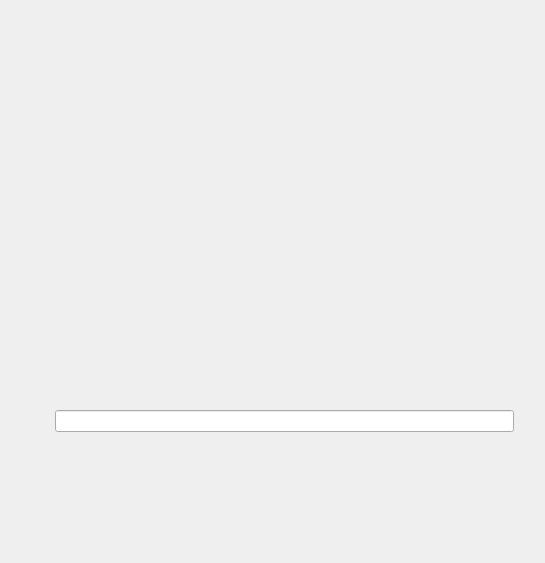
First picture: the form in helga/maya/import_export/asset_manager/media/asset_manager.ui, repository timmwagener/helga, before the edit.
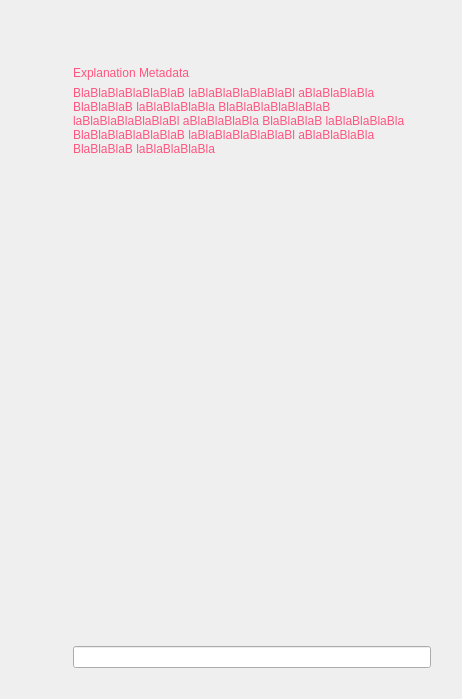
Second picture: the form after the edit.

Commit message: Maya: 1. Styling of AssetManager in progress. Added asset_manager_button.py and asset_manager_stylesheets.py. Still far from away from finished. 2. Minor additions to userSetup.py. Added deferred function adjust_gui().

What changed in the file:
```diff
--- a/helga/maya/import_export/asset_manager/media/asset_manager.ui
+++ b/helga/maya/import_export/asset_manager/media/asset_manager.ui
@@ -6,8 +6,8 @@
    <rect>
     <x>0</x>
     <y>0</y>
-    <width>545</width>
-    <height>563</height>
+    <width>462</width>
+    <height>699</height>
    </rect>
   </property>
   <property name="windowTitle">
@@ -65,17 +65,7 @@
          </sizepolicy>
         </property>
         <layout class="QGridLayout" name="lyt_stacked_widget_container">
-         <item row="0" column="0">
-          <widget class="QWidget" name="wdgt_metadata_buttons" native="true">
-           <layout class="QVBoxLayout" name="lyt_metadata_buttons"/>
-          </widget>
-         </item>
-         <item row="1" column="0">
-          <widget class="QWidget" name="wdgt_export" native="true">
-           <layout class="QVBoxLayout" name="lyt_button_export"/>
-          </widget>
-         </item>
-         <item row="1" column="1">
+         <item row="2" column="1">
           <widget class="QWidget" name="wdgt_log" native="true">
            <layout class="QVBoxLayout" name="verticalLayout_3">
             <item>
@@ -84,6 +74,105 @@
            </layout>
           </widget>
          </item>
+         <item row="2" column="0">
+          <widget class="QWidget" name="wdgt_export" native="true">
+           <layout class="QVBoxLayout" name="lyt_button_export"/>
+          </widget>
+         </item>
+         <item row="1" column="0">
+          <widget class="QWidget" name="wdgt_metadata_buttons_and_progress" native="true">
+           <property name="sizePolicy">
+            <sizepolicy hsizetype="Preferred" vsizetype="Preferred">
+             <horstretch>0</horstretch>
+             <verstretch>0</verstretch>
+            </sizepolicy>
+           </property>
+           <layout class="QVBoxLayout" name="lyt_metadata_buttons_and_progress">
+            <item>
+             <widget class="QWidget" name="wdgt_metadata_buttons" native="true">
+              <layout class="QVBoxLayout" name="lyt_metadata_buttons"/>
+             </widget>
+            </item>
+            <item>
+             <widget class="QWidget" name="wdgt_metadata_progress" native="true">
+              <property name="sizePolicy">
+               <sizepolicy hsizetype="Preferred" vsizetype="Expanding">
+                <horstretch>0</horstretch>
+                <verstretch>0</verstretch>
+               </sizepolicy>
+              </property>
+              <layout class="QVBoxLayout" name="lyt_metadata_progress"/>
+             </widget>
+            </item>
+           </layout>
+          </widget>
+         </item>
+         <item row="0" column="0">
+          <widget class="QWidget" name="wdgt_explanation_icon" native="true">
+           <layout class="QVBoxLayout" name="verticalLayout_2"/>
+          </widget>
+         </item>
+         <item row="0" column="1">
+          <widget class="QWidget" name="wdgt_explanation_text_container" native="true">
+           <layout class="QVBoxLayout" name="verticalLayout">
+            <item>
+             <widget class="QLabel" name="lbl_explanation_header">
+              <property name="sizePolicy">
+               <sizepolicy hsizetype="Preferred" vsizetype="Preferred">
+                <horstretch>0</horstretch>
+                <verstretch>0</verstretch>
+               </sizepolicy>
+              </property>
+              <property name="styleSheet">
+               <string notr="true">font: 75 20pt &quot;MS Shell Dlg 2&quot;;
+color: rgb(255, 85, 127);</string>
+              </property>
+              <property name="lineWidth">
+               <number>0</number>
+              </property>
+              <property name="text">
+               <string>Explanation Metadata</string>
+              </property>
+              <property name="scaledContents">
+               <bool>false</bool>
+              </property>
+              <property name="alignment">
+               <set>Qt::AlignLeading|Qt::AlignLeft|Qt::AlignTop</set>
+              </property>
+              <property name="wordWrap">
+               <bool>true</bool>
+              </property>
+             </widget>
+            </item>
+            <item>
+             <widget class="QLabel" name="lbl_explanation_text">
+              <property name="sizePolicy">
+               <sizepolicy hsizetype="Expanding" vsizetype="Preferred">
+                <horstretch>0</horstretch>
+                <verstretch>0</verstretch>
+               </sizepolicy>
+              </property>
+              <property name="styleSheet">
+               <string notr="true">font: 75 10pt &quot;MS Shell Dlg 2&quot;;
+color: rgb(255, 85, 127);</string>
+              </property>
+              <property name="lineWidth">
+               <number>0</number>
+              </property>
+              <property name="text">
+               <string>BlaBlaBlaBlaBlaBlaB laBlaBlaBlaBlaBlaBl aBlaBlaBlaBla BlaBlaBlaB laBlaBlaBlaBla BlaBlaBlaBlaBlaBlaB laBlaBlaBlaBlaBlaBl aBlaBlaBlaBla BlaBlaBlaB laBlaBlaBlaBla BlaBlaBlaBlaBlaBlaB laBlaBlaBlaBlaBlaBl aBlaBlaBlaBla BlaBlaBlaB laBlaBlaBlaBla</string>
+              </property>
+              <property name="alignment">
+               <set>Qt::AlignLeading|Qt::AlignLeft|Qt::AlignTop</set>
+              </property>
+              <property name="wordWrap">
+               <bool>true</bool>
+              </property>
+             </widget>
+            </item>
+           </layout>
+          </widget>
+         </item>
         </layout>
        </widget>
       </item>
```
The commit also changes 13 other files.
